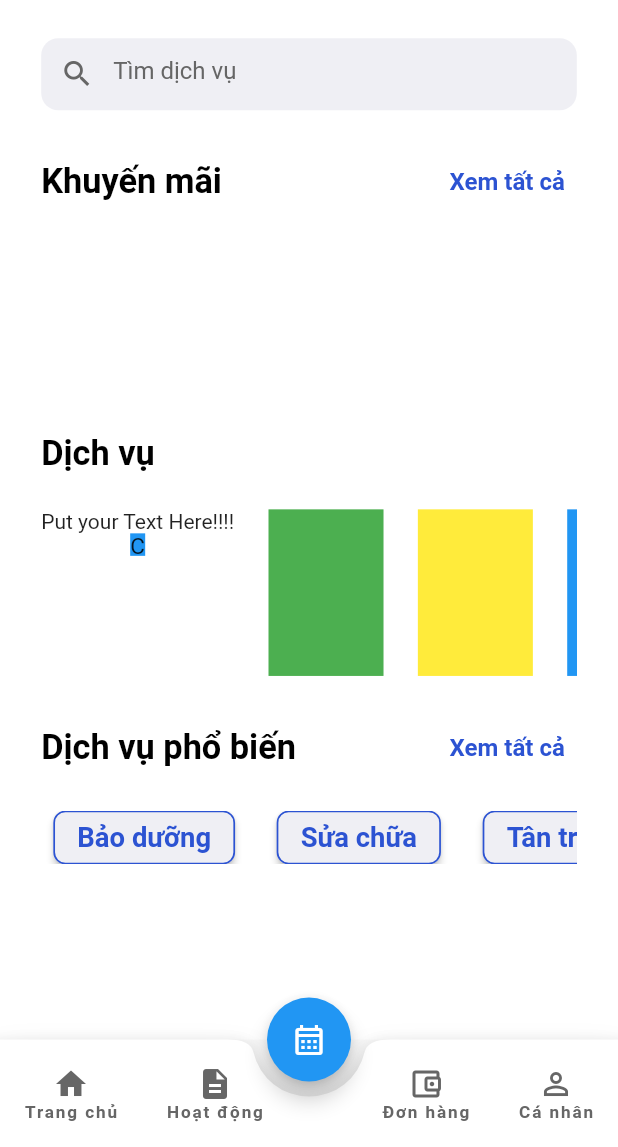
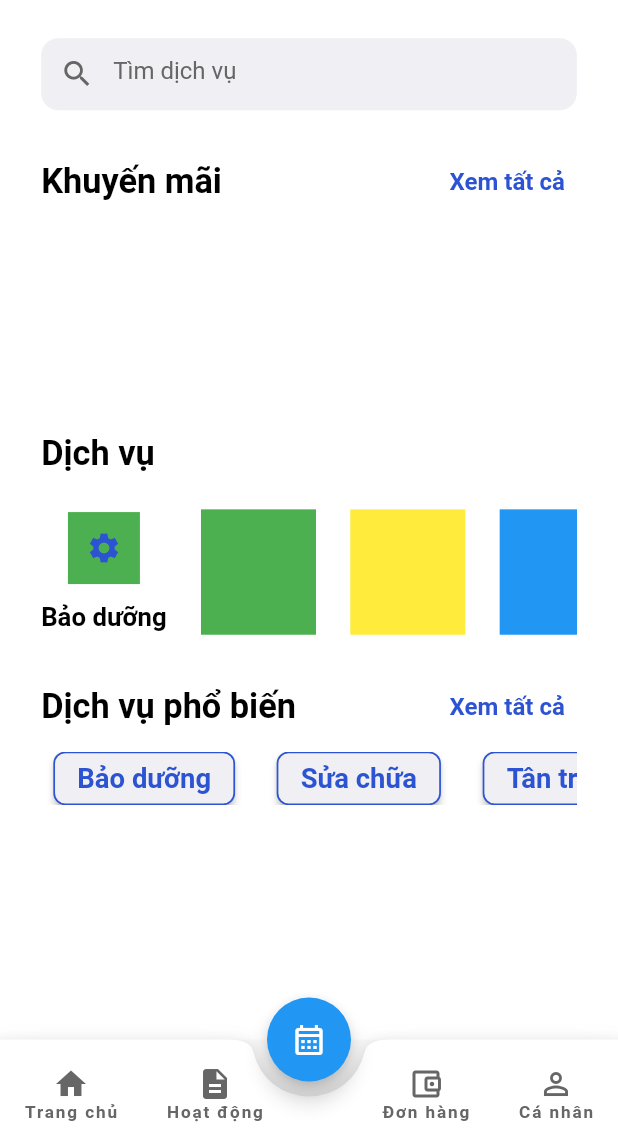
Before and after one commit to FPTUCapstone/CapstoneEmpireMobile, a Flutter app: the MainPage screen opened directly, on a phone screen of 412 x 824 dp, the part 89-1236 px from its top. Run offline on Flutter 3.47's test engine with Material 2 defaults, Android fonts, the phone set to English and light mode, and no system bars; our stand-ins replace firebase_auth, firebase_core, flutter_screenutil, font_awesome_flutter, get, google_sign_in and 1 more; accounts and stored records are empty; Roboto replaces fonts that are missing (SFProDisplay).

Commit message:
[TrungTDH] Homepage Processed 70%

```diff
--- a/lib/application_layer/screens/home_page/home_page.dart
+++ b/lib/application_layer/screens/home_page/home_page.dart
@@ -136,32 +136,45 @@ class _HomePageState extends State<HomePage> {
                   SizedBox(
                     height: 20.h,
                   ),
-                  Container(
-                    height: 93.h,
+                  SizedBox(
+                    height: 70.h,
                     child: ListView(
                       // This next line does the trick.
                       scrollDirection: Axis.horizontal,
                       children: <Widget>[
                         Container(
                          child: Column(
+                           mainAxisAlignment: MainAxisAlignment.center,
                              children: [
-                               Text("Put your Text Here!!!!"),
-                               Container(
-                                 width: 10,
-                                 height: 15,
-                                 color: Colors.blue,
-                                 child: Align(
-                                   alignment: Alignment.center,
-                                   child: Text(
-                                     'Car or sport car',
-                                     maxLines: 3,
-                                     textAlign: TextAlign.center,
-                                     style: TextStyle(
-                                       fontSize: 15,
-                                     ),
+                               Ink(
+                                 decoration: ShapeDecoration(
+                                   color: Colors.green,
+                                   shape: RoundedRectangleBorder(),
+                                 ),
+                                 child: IconButton(
+                                   icon: const Icon(
+                                     Icons.settings,
+                                     color: AppColors.settingIcon,
                                    ),
+                                   onPressed: () {
+                                     setState(() {
+
+                                     });
+                                   },
                                  ),
-                               ),]
+                               ),
+                               SizedBox(
+                                 height: 10.h,
+                               ),
+                               Text(
+                                 'Bảo dưỡng',
+                                 style: TextStyle(
+                                     fontSize: 15.sp,
+                                     fontWeight: FontWeight.w600,
+                                     color: AppColors.blackTextColor,
+                                     fontFamily: 'SFProDisplay'),
+                               ),
+                             ]
                          ),
                         ),
                         SizedBox(
@@ -224,7 +237,7 @@ class _HomePageState extends State<HomePage> {
                     ],
                   ),
                   SizedBox(
-                    height: 15.h,
+                    height: 5.h,
                   ),
                   ServiceFilterList(),
                 ],
--- a/lib/application_layer/screens/login/otp_confirmation.dart
+++ b/lib/application_layer/screens/login/otp_confirmation.dart
@@ -145,20 +145,20 @@ class _OtpConfirmationState extends State<OtpConfirmation> {
                       ),
                     ),
                     const Spacer(),
-                    TextButton(
-                      onPressed: () {
-                        //TODO
-                      },
-                      child: Text(
-                        "Gửi lại mã",
-                        style: TextStyle(
-                          fontSize: 14.sp,
-                          fontWeight: FontWeight.w700,
-                          color: AppColors.blackTextColor,
-                          fontFamily: 'SFProDisplay',
-                        ),
-                      ),
-                    )
+                    // TextButton(
+                    //   onPressed: () {
+                    //     AppAuthentication().getOTP(context, vietNamCode, phoneNumber)
+                    //   },
+                    //   child: Text(
+                    //     "Gửi lại mã",
+                    //     style: TextStyle(
+                    //       fontSize: 14.sp,
+                    //       fontWeight: FontWeight.w700,
+                    //       color: AppColors.blackTextColor,
+                    //       fontFamily: 'SFProDisplay',
+                    //     ),
+                    //   ),
+                    // )
                   ],
                 ),
               ],
--- a/lib/application_layer/screens/main_page/main_page.dart
+++ b/lib/application_layer/screens/main_page/main_page.dart
@@ -1,11 +1,12 @@
 
-import 'package:empiregarage_mobile/application_layer/booking/booking.dart';
 import 'package:empiregarage_mobile/application_layer/screens/orders/orders.dart';
 import 'package:empiregarage_mobile/common/colors.dart';
 import 'package:flutter/cupertino.dart';
 import 'package:flutter/material.dart';
 import 'package:flutter_screenutil/flutter_screenutil.dart';
-import '../../activities/activities.dart';
+
+import '../activities/activities.dart';
+import '../booking/booking.dart';
 import '../home_page/home_page.dart';
 import '../user_profile/profile.dart';
 
--- a/lib/common/colors.dart
+++ b/lib/common/colors.dart
@@ -20,4 +20,7 @@ class AppColors{
 
   //Search Bar Background
   static const Color searchBarColor = const Color(0xFFEFEFF4);
+
+  //Icon color
+  static const Color settingIcon = Color(0xFF2C53D2);
 }
--- a/lib/main.dart
+++ b/lib/main.dart
@@ -35,7 +35,7 @@ class MyApp extends StatelessWidget {
           home: child,
         );
       },
-      child: const HomePage(),
+      child: const WelcomeScreen(),
     );
   }
 }
```
Also changed, not shown: lib/application_layer/screens/activities/activities.dart (renamed from lib/application_layer/activities/activities.dart), lib/application_layer/screens/booking/booking.dart (renamed from lib/application_layer/booking/booking.dart).
